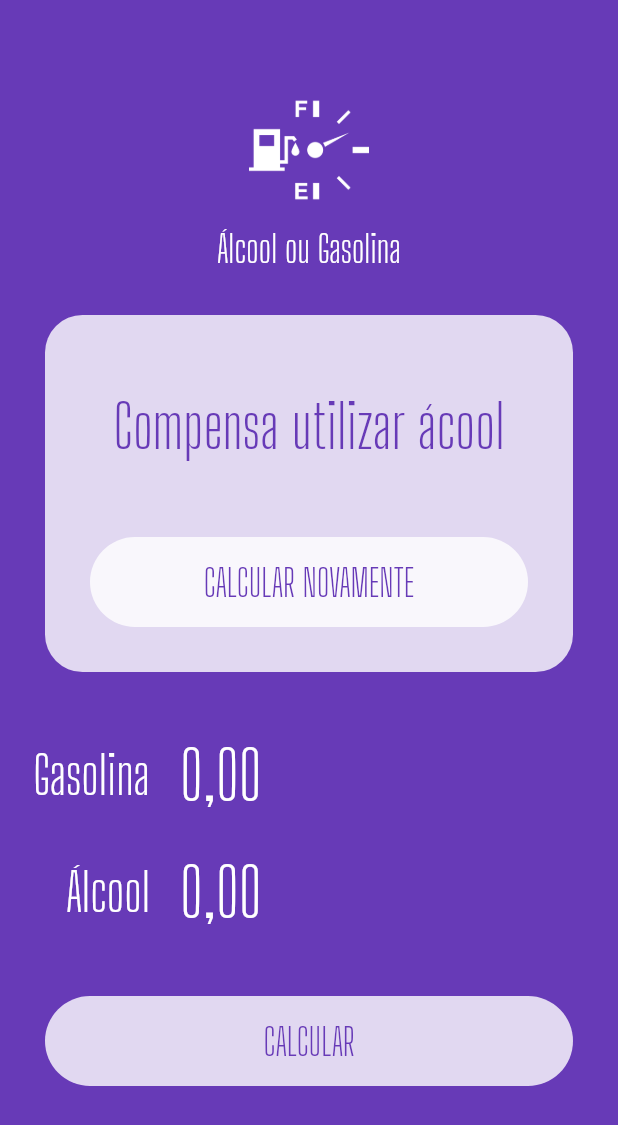
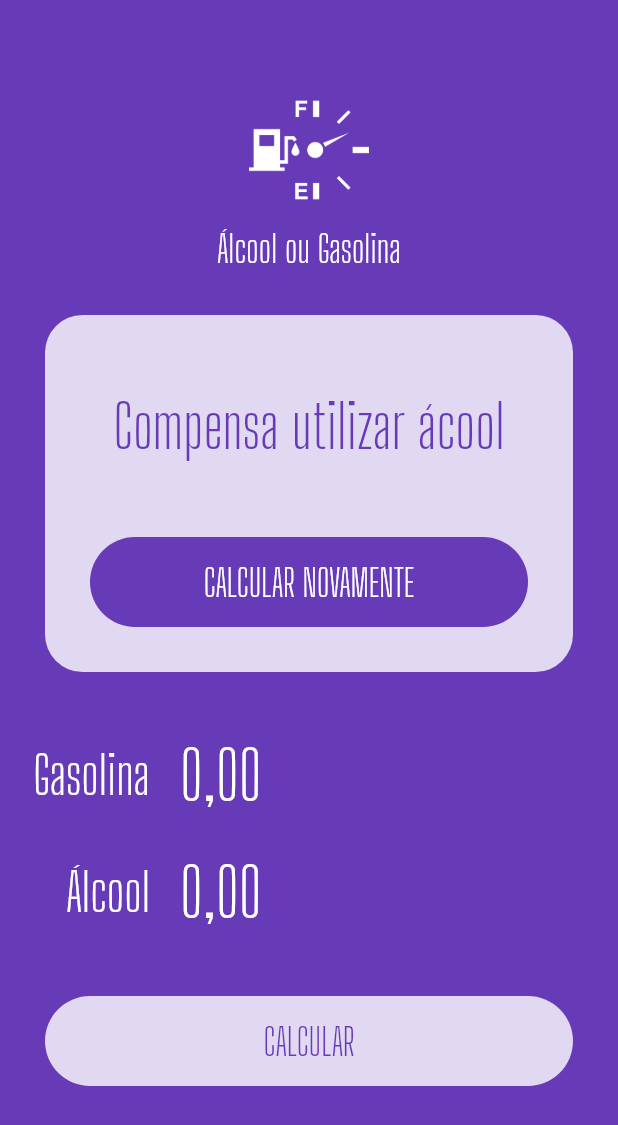
Before and after one commit to tiagorockman/alcool_ou_gasolina_BALTACurso7192, a Flutter app: the screen it shows after launch, on a phone screen of 412 x 824 dp. Shown: the top 1125 px of the screen. Run offline on Flutter 3.47's test engine with Material 2 defaults, Android fonts, the phone set to English and light mode, and no system bars; our stand-ins replace flutter_masked_text.

Commit message:
Código até aula 09

```diff
--- a/lib/main.dart
+++ b/lib/main.dart
@@ -1,7 +1,5 @@
-// @dart=2.9
-import 'dart:ffi';
-
 import 'package:alcool_ou_gasolina/widgets/input.widget.dart';
+import 'package:alcool_ou_gasolina/widgets/loading-button.widget.dart';
 import 'package:alcool_ou_gasolina/widgets/logo.widget.dart';
 import 'package:flutter/material.dart';
 import 'package:flutter_masked_text/flutter_masked_text.dart';
@@ -58,26 +56,11 @@ class HomePage extends StatelessWidget {
                 SizedBox(
                   height: 20,
                 ),
-                Container(
-                  margin: EdgeInsets.all(30),
-                  height: 60,
-                  width: double.infinity,
-                  decoration: BoxDecoration(
-                    color: Colors.white.withOpacity(0.8),
-                    borderRadius: BorderRadius.circular(60),
-                  ),
-                  child: TextButton(
-                    child: Text(
-                      "CALCULAR NOVAMENTE",
-                      style: TextStyle(
-                        color: Theme.of(context).primaryColor,
-                        fontSize: 25,
-                        fontFamily: "Big Shoulders Display",
-                      ),
-                    ),
-                    onPressed: () {},
-                  ),
-                )
+                LoadingButton(
+                    busy: false,
+                    func: () {},
+                    invert: true,
+                    text: "CALCULAR NOVAMENTE"),
               ],
             ),
           ),
@@ -89,25 +72,8 @@ class HomePage extends StatelessWidget {
             ctrl: _alcController,
             label: "Álcool",
           ),
-          Container(
-            margin: EdgeInsets.all(30),
-            height: 60,
-            decoration: BoxDecoration(
-              color: Colors.white.withOpacity(0.8),
-              borderRadius: BorderRadius.circular(60),
-            ),
-            child: TextButton(
-              child: Text(
-                "CALCULAR",
-                style: TextStyle(
-                  color: Theme.of(context).primaryColor,
-                  fontSize: 25,
-                  fontFamily: "Big Shoulders Display",
-                ),
-              ),
-              onPressed: () {},
-            ),
-          )
+          LoadingButton(
+              busy: false, func: () {}, invert: false, text: "CALCULAR")
         ],
       ),
     );
--- /dev/null
+++ b/lib/widgets/loading-button.widget.dart
@@ -0,0 +1,52 @@
+import 'package:flutter/material.dart';
+
+class LoadingButton extends StatelessWidget {
+  var busy = false;
+  var invert = false;
+  Function func;
+  var text = "";
+
+  LoadingButton({
+    @required this.busy,
+    @required this.func,
+    @required this.invert,
+    @required this.text,
+  });
+
+  @override
+  Widget build(BuildContext context) {
+    return busy
+        ?
+
+        ///LOADING CIRCLE
+        Container(
+            alignment: Alignment.center,
+            height: 50,
+            child: CircularProgressIndicator(
+              backgroundColor: Colors.white,
+            ),
+          )
+        : Container(
+            margin: EdgeInsets.all(30),
+            height: 60,
+            width: double.infinity,
+            decoration: BoxDecoration(
+              color: invert
+                  ? Theme.of(context).primaryColor
+                  : Colors.white.withOpacity(0.8),
+              borderRadius: BorderRadius.circular(60),
+            ),
+            child: TextButton(
+              child: Text(
+                text,
+                style: TextStyle(
+                  color: invert ? Colors.white : Theme.of(context).primaryColor,
+                  fontSize: 25,
+                  fontFamily: "Big Shoulders Display",
+                ),
+              ),
+              onPressed: func,
+            ),
+          );
+  }
+}
--- a/pubspec.yaml
+++ b/pubspec.yaml
@@ -18,7 +18,7 @@ publish_to: 'none' # Remove this line if you wish to publish to pub.dev
 version: 1.0.0+1
 
 environment:
-  sdk: ">=2.12.0 <3.0.0"
+  sdk: ">=2.7.0 <3.0.0"
 
 # Dependencies specify other packages that your package needs in order to work.
 # To automatically upgrade your package dependencies to the latest versions
```
